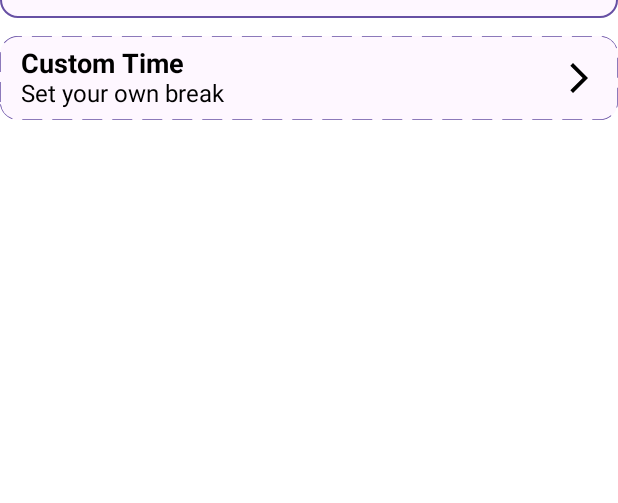
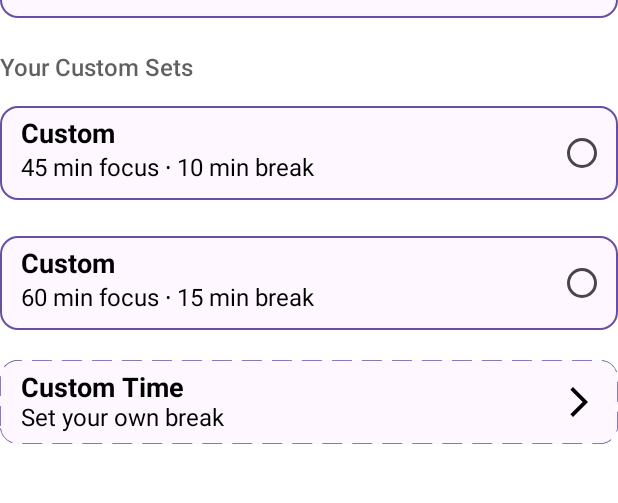
Before and after one commit to Huu-Viet/DeepFocus, an Android app built with Jetpack Compose: the @Preview function BottomSheetContentPreview, on a phone screen of 412 x 824 dp, the part 354-857 px from its top. Run offline under Robolectric (Android 15) with nearby library versions, the phone set to English and light mode, and no system bars.

Commit message:
feat: finishing custom screen

```diff
--- a/app/src/main/java/com/bcn/deepfocus/model/custom/data/local/dao/FocusSetDao.kt
+++ b/app/src/main/java/com/bcn/deepfocus/model/custom/data/local/dao/FocusSetDao.kt
@@ -15,6 +15,9 @@ interface FocusSetDao {
     @Query("SELECT * FROM focus_set AS f WHERE f.id = :setId")
     fun getFocusSet(setId: String): Flow<FocusSetEntity?>
 
+    @Query("SELECT * FROM focus_set")
+    fun getAllFocusSets(): Flow<List<FocusSetEntity>>
+
     @Query("""
         UPDATE focus_set
         SET focusMinute = :focusMinute, breakMinute = :breakMinute
--- a/app/src/main/java/com/bcn/deepfocus/model/custom/data/repo_impl/CustomTimerRepoImpl.kt
+++ b/app/src/main/java/com/bcn/deepfocus/model/custom/data/repo_impl/CustomTimerRepoImpl.kt
@@ -42,6 +42,11 @@ class CustomTimerRepoImpl(
             }
             .catch { e -> emit(Response.Error(e.message ?: "Get Focus Set Error")) }
 
+    override fun watchAllFocusSets(): Flow<List<FocusSet>> =
+        focusSetDao.getAllFocusSets()
+            .map { entities ->
+                entities.map { localMapper.mapToDomain(it) }
+            }
 
     override suspend fun updateFocusSet(fixedFocusSet: FocusSet) {
         try {
--- a/app/src/main/java/com/bcn/deepfocus/model/custom/di/CustomTimerModule.kt
+++ b/app/src/main/java/com/bcn/deepfocus/model/custom/di/CustomTimerModule.kt
@@ -12,6 +12,7 @@ import com.bcn.deepfocus.model.custom.domain.usecase.DeleteFocusSetUseCase
 import com.bcn.deepfocus.model.custom.domain.usecase.GetFocusSetUseCase
 import com.bcn.deepfocus.model.custom.domain.usecase.SaveFocusSetUseCase
 import com.bcn.deepfocus.model.custom.domain.usecase.UpdateFocusSetUseCase
+import com.bcn.deepfocus.model.custom.domain.usecase.WatchAllFocusSetsUseCase
 import dagger.Module
 import dagger.Provides
 import dagger.hilt.InstallIn
@@ -59,4 +60,9 @@ object CustomTimerModule {
     fun provideDeleteFocusSetUseCase(
         customTimerRepo: CustomTimerRepo
     ) = DeleteFocusSetUseCase(customTimerRepo)
+
+    @Provides
+    fun provideWatchAllFocusSetsUseCase(
+        customTimerRepo: CustomTimerRepo
+    ) = WatchAllFocusSetsUseCase(customTimerRepo)
 }
--- a/app/src/main/java/com/bcn/deepfocus/model/custom/domain/repo/CustomTimerRepo.kt
+++ b/app/src/main/java/com/bcn/deepfocus/model/custom/domain/repo/CustomTimerRepo.kt
@@ -7,6 +7,7 @@ import kotlinx.coroutines.flow.Flow
 interface CustomTimerRepo {
     suspend fun saveFocusSet(focusSet: FocusSet)
     fun getFocusSet(id: String): Flow<Response<FocusSet>>
+    fun watchAllFocusSets(): Flow<List<FocusSet>>
     suspend fun updateFocusSet(fixedFocusSet: FocusSet)
     suspend fun deleteFocusSet(id: String)
 }
--- a/app/src/main/java/com/bcn/deepfocus/navigation/Navigation.kt
+++ b/app/src/main/java/com/bcn/deepfocus/navigation/Navigation.kt
@@ -40,7 +40,11 @@ fun Navigation(
         composable (
             route = Route.TimeCustom().route
         ) {
-            TimeCustomScreen()
+            TimeCustomScreen(
+                onBack = {
+                    navHostController.popBackStack()
+                }
+            )
         }
 
     }
--- a/app/src/main/java/com/bcn/deepfocus/presentation/home/ui/components/BottomSheetContent.kt
+++ b/app/src/main/java/com/bcn/deepfocus/presentation/home/ui/components/BottomSheetContent.kt
@@ -6,10 +6,13 @@ import androidx.compose.foundation.clickable
 import androidx.compose.foundation.layout.Arrangement
 import androidx.compose.foundation.layout.Column
 import androidx.compose.foundation.layout.Row
+import androidx.compose.foundation.layout.Spacer
 import androidx.compose.foundation.layout.fillMaxWidth
 import androidx.compose.foundation.layout.padding
-import androidx.compose.foundation.layout.width
+import androidx.compose.foundation.layout.size
+import androidx.compose.foundation.rememberScrollState
 import androidx.compose.foundation.shape.RoundedCornerShape
+import androidx.compose.foundation.verticalScroll
 import androidx.compose.material.icons.Icons
 import androidx.compose.material.icons.automirrored.filled.ArrowForwardIos
 import androidx.compose.material3.Icon
@@ -20,35 +23,42 @@ import androidx.compose.runtime.Composable
 import androidx.compose.ui.Alignment
 import androidx.compose.ui.Modifier
 import androidx.compose.ui.draw.clip
-import androidx.compose.ui.draw.drawBehind
 import androidx.compose.ui.draw.drawWithContent
 import androidx.compose.ui.geometry.CornerRadius
-import androidx.compose.ui.graphics.Color
 import androidx.compose.ui.graphics.PathEffect
 import androidx.compose.ui.graphics.drawscope.Stroke
-import androidx.compose.ui.graphics.vector.VectorProperty
 import androidx.compose.ui.res.stringResource
 import androidx.compose.ui.text.font.FontWeight
 import androidx.compose.ui.tooling.preview.Preview
 import androidx.compose.ui.unit.dp
 import androidx.compose.ui.unit.sp
 import com.bcn.deepfocus.R
+import com.bcn.deepfocus.model.custom.domain.entities.FocusSet
 import com.bcn.deepfocus.presentation.home.model.EFocusPreset
 
 @Composable
 fun BottomSheetContent(
-    currentFocusSet: EFocusPreset,
+    activeFocusSet: FocusSet,
+    customFocusSets: List<FocusSet>,
     changeSetDuration: (EFocusPreset) -> Unit,
+    onCustomFocusSetSelected: (FocusSet) -> Unit,
     onContentSelected: () -> Unit,
-    onCustomTime:() -> Unit,
+    onCustomTime: () -> Unit,
 ) {
     val borderColor = MaterialTheme.colorScheme.primary
+    val scrollState = rememberScrollState()
 
+    Column(
+        modifier = Modifier.verticalScroll(scrollState)
+    ) {
+        // Preset options
         EFocusPreset.entries.forEach { preset ->
-        Row (
+            val isSelected = activeFocusSet.id == preset.name
+
+            Row(
                 modifier = Modifier
                     .fillMaxWidth()
-                .clickable() {
+                    .clickable {
                         changeSetDuration(preset)
                         onContentSelected()
                     }
@@ -68,8 +78,7 @@ fun BottomSheetContent(
                         .padding(horizontal = 14.dp, vertical = 8.dp)
                 ) {
                     Text(
-                    text =
-                        when (preset) {
+                        text = when (preset) {
                             EFocusPreset.DEFAULT -> "Pomodoro"
                             EFocusPreset.LONG -> stringResource(R.string.long_focus)
                             else -> stringResource(R.string.deep_focus)
@@ -85,7 +94,7 @@ fun BottomSheetContent(
                 }
 
                 RadioButton(
-                selected = currentFocusSet == preset,
+                    selected = isSelected,
                     onClick = {
                         changeSetDuration(preset)
                         onContentSelected()
@@ -93,7 +102,71 @@ fun BottomSheetContent(
                 )
             }
         }
-    Row (
+
+        // Custom saved focus sets
+        if (customFocusSets.isNotEmpty()) {
+            Spacer(Modifier.size(8.dp))
+
+            Text(
+                text = "Your Custom Sets",
+                fontSize = 16.sp,
+                fontWeight = FontWeight.SemiBold,
+                color = MaterialTheme.colorScheme.onSurface.copy(alpha = 0.7f),
+                modifier = Modifier.padding(vertical = 4.dp)
+            )
+
+            customFocusSets.forEach { focusSet ->
+                val isSelected = activeFocusSet.id == focusSet.id
+
+                Row(
+                    modifier = Modifier
+                        .fillMaxWidth()
+                        .clickable {
+                            onCustomFocusSetSelected(focusSet)
+                            onContentSelected()
+                        }
+                        .padding(vertical = 12.dp)
+                        .border(
+                            width = 1.dp,
+                            color = borderColor,
+                            shape = RoundedCornerShape(12.dp)
+                        )
+                        .clip(RoundedCornerShape(12.dp))
+                        .background(color = MaterialTheme.colorScheme.background),
+                    verticalAlignment = Alignment.CenterVertically,
+                    horizontalArrangement = Arrangement.SpaceBetween
+                ) {
+                    Column(
+                        modifier = Modifier
+                            .padding(horizontal = 14.dp, vertical = 8.dp)
+                    ) {
+                        Text(
+                            text = "Custom",
+                            fontSize = 18.sp,
+                            fontWeight = FontWeight.Bold
+                        )
+
+                        Text(
+                            text = "${focusSet.focusMinute} min focus ∙ ${focusSet.breakMinute} min break",
+                            fontSize = 16.sp
+                        )
+                    }
+
+                    RadioButton(
+                        selected = isSelected,
+                        onClick = {
+                            onCustomFocusSetSelected(focusSet)
+                            onContentSelected()
+                        }
+                    )
+                }
+            }
+        }
+
+        Spacer(Modifier.size(8.dp))
+
+        // Custom Time navigation button
+        Row(
             modifier = Modifier
                 .fillMaxWidth()
                 .clip(RoundedCornerShape(12.dp))
@@ -144,17 +217,27 @@ fun BottomSheetContent(
                 modifier = Modifier.padding(end = 14.dp)
             )
         }
+
+        Spacer(Modifier.size(16.dp))
+    }
 }
 
 @Preview(showBackground = true)
 @Composable
 fun BottomSheetContentPreview() {
-    Column() {
+    Column {
         BottomSheetContent(
-            currentFocusSet = EFocusPreset.DEFAULT,
-            changeSetDuration = { preset ->
-
-            },
+            activeFocusSet = FocusSet(
+                id = EFocusPreset.DEFAULT.name,
+                focusMinute = 25,
+                breakMinute = 5
+            ),
+            customFocusSets = listOf(
+                FocusSet(id = "1", focusMinute = 45, breakMinute = 10),
+                FocusSet(id = "2", focusMinute = 60, breakMinute = 15),
+            ),
+            changeSetDuration = {},
+            onCustomFocusSetSelected = {},
             onContentSelected = {},
             onCustomTime = {}
         )
--- a/app/src/main/res/values/strings.xml
+++ b/app/src/main/res/values/strings.xml
@@ -7,4 +7,7 @@
     <string name="choose_duration">Choose duration</string>
     <string name="custom_time">Custom Time</string>
     <string name="set_own_break">Set your own break</string>
+    <string name="your_custom_set">Your Custom Sets</string>
+    <string name="focus_minute">Focus</string>
+    <string name="break_minute">Break</string>
 </resources>
```
Also changed, not shown: app/src/main/java/com/bcn/deepfocus/model/custom/domain/usecase/WatchAllFocusSetsUseCase.kt (added, +13 -0 lines), app/src/main/java/com/bcn/deepfocus/presentation/custom/ui/TimeCustomScreen.kt (+17 -31 lines), app/src/main/java/com/bcn/deepfocus/presentation/home/ui/HomeScreen.kt (+9 -4 lines), app/src/main/java/com/bcn/deepfocus/presentation/home/viewmodel/HomeViewModel.kt (+42 -24 lines), 1 other file. Lines whose indentation alone changed are shown as unchanged.
